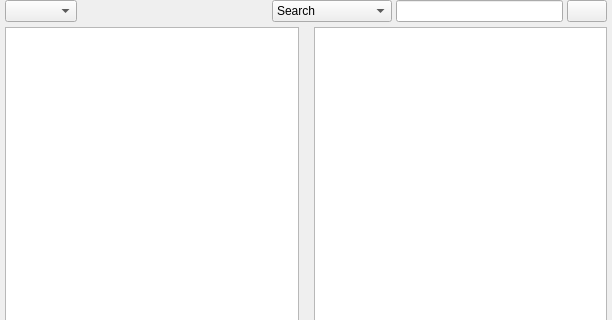
First picture: the form in src/3rdParty/Soundcloud/ui/GUI_SoundcloudLibrary.ui, repository return42/sayonara, before the edit; both pictures show x 0 to 612 and y 0 to 320 of the 612 by 714 pixel window.
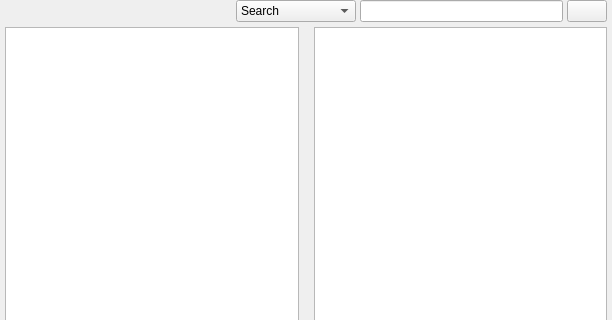
Second picture: the form after the edit. Icons and pictures are not drawn. Custom widgets are drawn as their Qt base class.

```diff
--- a/src/3rdParty/Soundcloud/ui/GUI_SoundcloudLibrary.ui
+++ b/src/3rdParty/Soundcloud/ui/GUI_SoundcloudLibrary.ui
@@ -279,12 +279,9 @@
       <number>4</number>
      </property>
      <item>
-      <widget class="QComboBox" name="combo_lib_chooser">
-       <property name="sizePolicy">
-        <sizepolicy hsizetype="Preferred" vsizetype="Minimum">
-         <horstretch>0</horstretch>
-         <verstretch>0</verstretch>
-        </sizepolicy>
+      <widget class="QFrame" name="header_frame">
+       <property name="frameShape">
+        <enum>QFrame::StyledPanel</enum>
        </property>
        <property name="focusPolicy">
         <enum>Qt::StrongFocus</enum>
```
Left out of the diff: 5 changed lines with no effect on the pictures.
